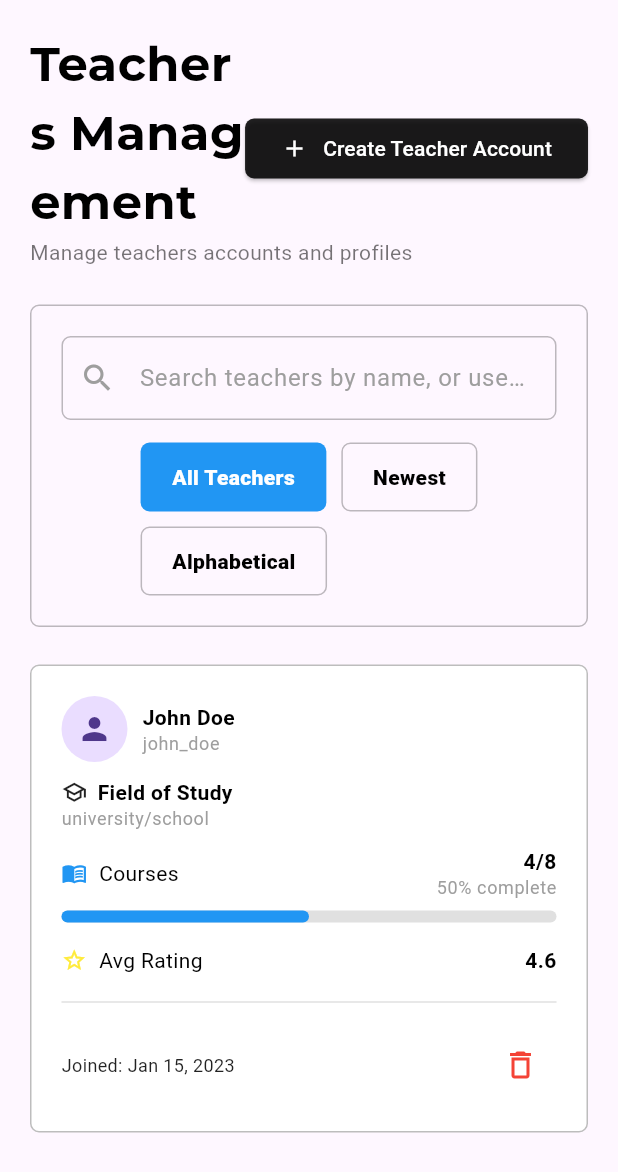
After one commit to code-with-khaled/project_2_control_panel_2, a Flutter app: the TeachersPage screen opened by its route, on a phone screen of 412 x 824 dp. The commit adds this screen. Shown: the top 1172 px of the screen. Run offline on Flutter 3.47's test engine with Material 3 defaults, Android fonts, the phone set to English and light mode, and no system bars; our stand-ins replace file_picker, google_fonts.

Commit message:
teachers page..1

```diff
--- /dev/null
+++ b/lib/constants/all_teachers.dart
@@ -0,0 +1,9 @@
+final List<Map<String, dynamic>> allTeachers = [
+  {
+    'id': 1,
+    'name': 'John Doe',
+    'username': 'john_doe',
+    'email': 'john@example.com',
+    'joinDate': DateTime(2023, 1, 15),
+  },
+];
--- a/lib/constants/sections_consts.dart
+++ b/lib/constants/sections_consts.dart
@@ -37,6 +37,7 @@ final List<Map<String, dynamic>> sections = [
     "title": "Teachers Management",
     "description":
         "Manage teachers profiles, courses assignments, and performance evaluations.",
+    "route": "/teachers",
   },
   {
     "icon": Icon(Icons.campaign_outlined, color: Colors.red),
--- a/lib/main.dart
+++ b/lib/main.dart
@@ -1,5 +1,6 @@
 import 'package:control_panel_2/pages/home_page.dart';
 import 'package:control_panel_2/pages/students_page.dart';
+import 'package:control_panel_2/pages/teachers_page.dart';
 import 'package:flutter/material.dart';
 
 void main() {
@@ -34,7 +35,10 @@ class MyApp extends StatelessWidget {
         ),
       ),
       home: const MyHomePage(),
-      routes: {'/students': (context) => StudentsPage()},
+      routes: {
+        '/students': (context) => StudentsPage(),
+        '/teachers': (context) => TeachersPage(),
+      },
     );
   }
 }
--- /dev/null
+++ b/lib/pages/teachers_page.dart
@@ -0,0 +1,269 @@
+import 'package:control_panel_2/constants/all_teachers.dart';
+import 'package:control_panel_2/widgets/search_widgets/search_field.dart';
+import 'package:control_panel_2/widgets/search_widgets/search_filter_button.dart';
+import 'package:control_panel_2/widgets/students_page/student_profile.dart';
+import 'package:flutter/material.dart';
+import 'package:google_fonts/google_fonts.dart';
+
+class TeachersPage extends StatefulWidget {
+  const TeachersPage({super.key});
+
+  @override
+  State<TeachersPage> createState() => _TeachersPageState();
+}
+
+class _TeachersPageState extends State<TeachersPage> {
+  final TextEditingController _searchController = TextEditingController();
+  String _searchQuery = '';
+  String _activeFilter = 'All Teachers'; // Current active filter type
+
+  /// Filters and sorts teachers based on search query and active filter
+  List<Map<String, dynamic>> get _filteredTeachers {
+    // Initial filtering by search query
+    List<Map<String, dynamic>> results = allTeachers.where((teacher) {
+      final name = teacher['name'].toString().toLowerCase();
+      final username = teacher['username'].toString().toLowerCase();
+      final query = _searchQuery.toLowerCase();
+      return name.contains(query) || username.contains(query);
+    }).toList();
+
+    // Apply additional sorting based on active filter
+    switch (_activeFilter) {
+      case 'Newest':
+        results.sort((a, b) => b['joinDate'].compareTo(a['joinDate']));
+        break;
+      case 'Alphabetical':
+        results.sort((a, b) => a['name'].compareTo(b['name']));
+        break;
+      default: // 'All Teachers' - no additional sorting
+        break;
+    }
+
+    return results;
+  }
+
+  /// Updates the active filter type
+  void _setFilter(String filter) {
+    setState(() {
+      _activeFilter = filter;
+    });
+  }
+
+  @override
+  void dispose() {
+    _searchController.dispose();
+    super.dispose();
+  }
+
+  @override
+  void initState() {
+    super.initState();
+    // Listen for search query changes
+    _searchController.addListener(() {
+      setState(() {
+        _searchQuery = _searchController.text;
+      });
+    });
+  }
+
+  @override
+  Widget build(BuildContext context) {
+    return Scaffold(
+      body: SingleChildScrollView(
+        child: Center(
+          child: Padding(
+            padding: const EdgeInsets.symmetric(horizontal: 20, vertical: 20),
+            child: ConstrainedBox(
+              constraints: BoxConstraints(maxWidth: 1280), // Max content width
+              child: Column(
+                crossAxisAlignment: CrossAxisAlignment.start,
+                children: [
+                  // Page header with title and create button
+                  _buildPageHeader(),
+                  SizedBox(height: 25),
+
+                  // Search and filter section
+                  _buildSearchSection(),
+                  SizedBox(height: 25),
+
+                  // Responsive teacher grid
+                  _buildTeacherGrid(),
+                ],
+              ),
+            ),
+          ),
+        ),
+      ),
+    );
+  }
+
+  // Builds page header with title and create button
+  Widget _buildPageHeader() {
+    return Column(
+      crossAxisAlignment: CrossAxisAlignment.start,
+      children: [
+        Row(
+          mainAxisAlignment: MainAxisAlignment.spaceBetween,
+          children: [
+            Flexible(
+              child: Text(
+                "Teachers Management",
+                style: GoogleFonts.montserrat(
+                  color: Colors.black,
+                  fontSize: 32,
+                  fontWeight: FontWeight.bold,
+                ),
+              ),
+            ),
+            Padding(
+              padding: const EdgeInsets.only(top: 20),
+              child: ElevatedButton(
+                // onPressed: () => _showAddTeacherDialog(),
+                onPressed: () {},
+                child: Padding(
+                  padding: const EdgeInsets.symmetric(vertical: 10),
+                  child: Row(
+                    children: [
+                      Icon(Icons.add),
+                      SizedBox(width: 10),
+                      Text("Create Teacher Account"),
+                    ],
+                  ),
+                ),
+              ),
+            ),
+          ],
+        ),
+        Text(
+          "Manage teachers accounts and profiles",
+          style: Theme.of(
+            context,
+          ).textTheme.bodyMedium?.copyWith(color: Colors.black54),
+        ),
+      ],
+    );
+  }
+
+  // Shows the add teacher dialog
+  // void _showAddTeacherDialog() {
+  //   showDialog(context: context, builder: (context) => AddTeacherDialog());
+  // }
+
+  // Builds search and filter controls
+  Widget _buildSearchSection() {
+    return Container(
+      padding: EdgeInsets.symmetric(vertical: 20, horizontal: 20),
+      decoration: BoxDecoration(
+        border: Border.all(color: Colors.black26),
+        borderRadius: BorderRadius.circular(6),
+      ),
+      child: LayoutBuilder(
+        builder: (context, constraints) {
+          // Responsive layout switching
+          if (constraints.maxWidth > 600) {
+            // Wide layout - horizontal arrangement
+            return Row(
+              children: [
+                Expanded(
+                  child: SearchField(
+                    controller: _searchController,
+                    hintText: "Search teachers by name, or username",
+                  ),
+                ),
+                SizedBox(width: 20),
+                _buildFilterButtons(),
+              ],
+            );
+          } else {
+            // Narrow layout - vertical arrangement
+            return Column(
+              children: [
+                SearchField(
+                  controller: _searchController,
+                  hintText: "Search teachers by name, or username",
+                ),
+                SizedBox(height: 15),
+                _buildFilterButtons(),
+              ],
+            );
+          }
+        },
+      ),
+    );
+  }
+
+  // Builds filter button set
+  Widget _buildFilterButtons() {
+    return Wrap(
+      spacing: 10,
+      runSpacing: 10,
+      children: [
+        SearchFilterButton(
+          text: "All Teachers",
+          isActive: _activeFilter == "All Teachers",
+          onPressed: () => _setFilter("All Teachers"),
+        ),
+        SearchFilterButton(
+          text: "Newest",
+          isActive: _activeFilter == "Newest",
+          onPressed: () => _setFilter("Newest"),
+        ),
+        SearchFilterButton(
+          text: "Alphabetical",
+          isActive: _activeFilter == "Alphabetical",
+          onPressed: () => _setFilter("Alphabetical"),
+        ),
+      ],
+    );
+  }
+
+  // Builds responsive teacher grid
+  Widget _buildTeacherGrid() {
+    return LayoutBuilder(
+      builder: (context, constraints) {
+        // Calculate responsive column count
+        const double itemWidth = 270; // Minimum card width
+        int itemsPerRow = (constraints.maxWidth / itemWidth).floor();
+        itemsPerRow = itemsPerRow.clamp(1, 4); // Limit between 1-4 columns
+
+        final teachers = _filteredTeachers;
+
+        if (teachers.isEmpty) {
+          return _buildEmptyState();
+        }
+
+        return Wrap(
+          spacing: 20,
+          runSpacing: 20,
+          children: [
+            for (final teacher in teachers)
+              SizedBox(
+                width:
+                    (constraints.maxWidth - (20 * (itemsPerRow - 1))) /
+                    itemsPerRow,
+                child: StudentProfile(
+                  name: teacher['name'],
+                  username: teacher['username'],
+                  email: teacher['email'],
+                  joinDate: teacher['joinDate'],
+                ),
+              ),
+          ],
+        );
+      },
+    );
+  }
+
+  // Builds responsive teacher grid
+  Widget _buildEmptyState() {
+    return const Center(
+      child: Padding(
+        padding: EdgeInsets.all(40),
+        child: Text(
+          'No Teachers found',
+          style: TextStyle(fontSize: 18, color: Colors.grey),
+        ),
+      ),
+    );
+  }
+}
```
